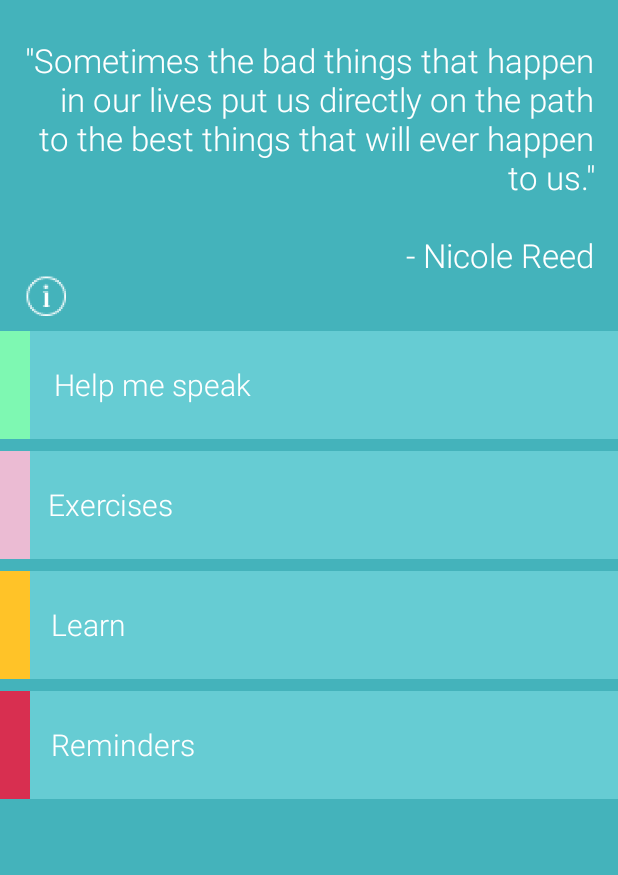
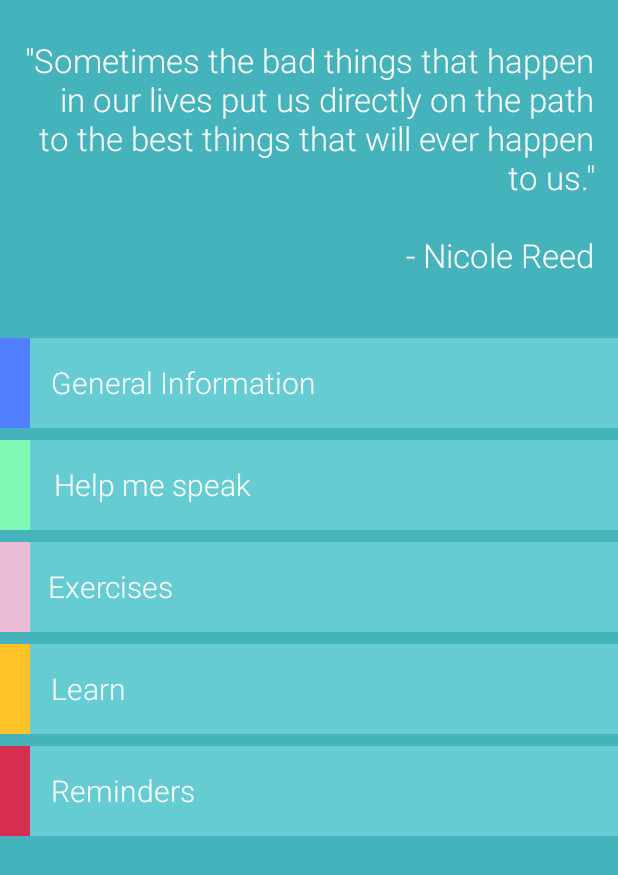
Before and after one commit to rachelgrau/Health4TheWorldStroke, an Android app: the MainActivity screen opened directly, with no data from a screen before it, on a phone screen of 412 x 824 dp. Shown: the top 875 px of the screen. Run offline under Robolectric (Android 15) with nearby library versions, the phone set to English and light mode, and no system bars.

Commit message:
Add general information tab

```diff
--- a/app/build.gradle
+++ b/app/build.gradle
@@ -7,8 +7,8 @@ android {
         applicationId "com.rachelgrau.rachel.health4theworldstroke"
         minSdkVersion 15
         targetSdkVersion 25
-        versionCode 3
-        versionName "1.2"
+        versionCode 4
+        versionName "1.3"
         testInstrumentationRunner "android.support.test.runner.AndroidJUnitRunner"
     }
     buildTypes {
--- a/app/src/main/java/com/rachelgrau/rachel/health4theworldstroke/Activities/MainActivity.java
+++ b/app/src/main/java/com/rachelgrau/rachel/health4theworldstroke/Activities/MainActivity.java
@@ -49,6 +49,10 @@ public class MainActivity extends AppCompatActivity {
         startActivity(intent);
     }
 
+    public void generalInfoSelected(View view) {
+        Intent intent = new Intent(this, InfoListActivity.class);
+        startActivity(intent);
+    }
 
     public void helpMeSpeakSelected(View view) {
         Intent intent = new Intent(this, HelpMeSpeakActivity.class);
--- a/app/src/main/res/layout/activity_main.xml
+++ b/app/src/main/res/layout/activity_main.xml
@@ -14,11 +14,11 @@
         android:background="@color/colorPrimaryDark">
 
         <ImageView
-            android:layout_height="72dp"
+            android:layout_height="60dp"
             app:srcCompat="@color/colorAccent"
             android:clickable="true"
-            android:id="@+id/helpMeSpeakButton"
-            android:onClick="helpMeSpeakSelected"
+            android:id="@+id/generalInfoButton"
+            android:onClick="generalInfoSelected"
             android:layout_marginTop="20dp"
             app:layout_constraintTop_toBottomOf="@+id/quoteLabel"
             app:layout_constraintRight_toRightOf="parent"
@@ -26,7 +26,19 @@
             android:layout_width="0dp" />
 
         <ImageView
-            android:layout_height="72dp"
+            android:layout_height="60dp"
+            app:srcCompat="@color/colorAccent"
+            android:clickable="true"
+            android:id="@+id/helpMeSpeakButton"
+            android:onClick="helpMeSpeakSelected"
+            android:layout_marginTop="8dp"
+            app:layout_constraintTop_toBottomOf="@+id/generalInfoButton"
+            app:layout_constraintRight_toRightOf="parent"
+            app:layout_constraintLeft_toLeftOf="parent"
+            android:layout_width="0dp" />
+
+        <ImageView
+            android:layout_height="60dp"
             app:srcCompat="@color/colorAccent"
             android:clickable="true"
             android:id="@+id/videoButton"
@@ -42,7 +54,7 @@
             app:srcCompat="@color/colorAccent"
             android:id="@+id/remindersButton"
             android:clickable="true"
-            android:layout_height="72dp"
+            android:layout_height="60dp"
             android:onClick="remindersSelected"
             app:layout_constraintLeft_toLeftOf="parent"
             app:layout_constraintRight_toRightOf="parent"
@@ -67,7 +79,7 @@
             android:id="@+id/learnButton"
             android:layout_width="0dp"
             android:clickable="true"
-            android:layout_height="72dp"
+            android:layout_height="60dp"
             app:layout_constraintRight_toRightOf="parent"
             app:layout_constraintLeft_toLeftOf="parent"
             app:layout_constraintHorizontal_bias="0.0"
@@ -92,13 +104,21 @@
             android:layout_marginLeft="16dp"
             android:layout_marginTop="25dp"
             app:layout_constraintTop_toTopOf="parent"
-            android:layout_height="175dp" />
+            android:layout_height="180dp" />
+
+        <ImageView
+            android:layout_width="20dp"
+            app:srcCompat="@color/indigo"
+            android:id="@+id/indigoBar"
+            android:layout_height="60dp"
+            app:layout_constraintLeft_toLeftOf="@+id/generalInfoButton"
+            app:layout_constraintTop_toTopOf="@+id/generalInfoButton" />
 
         <ImageView
             android:layout_width="20dp"
             app:srcCompat="@color/green"
             android:id="@+id/greenBar"
-            android:layout_height="72dp"
+            android:layout_height="60dp"
             app:layout_constraintLeft_toLeftOf="@+id/helpMeSpeakButton"
             app:layout_constraintTop_toTopOf="@+id/helpMeSpeakButton" />
 
@@ -106,7 +126,7 @@
             android:layout_width="20dp"
             app:srcCompat="@color/lightPink"
             android:id="@+id/pinkBar"
-            android:layout_height="72dp"
+            android:layout_height="60dp"
             app:layout_constraintTop_toTopOf="@+id/videoButton"
             tools:layout_editor_absoluteX="0dp" />
 
@@ -114,18 +134,32 @@
             android:layout_width="20dp"
             app:srcCompat="@color/orange"
             android:id="@+id/orangeBar"
-            android:layout_height="72dp"
+            android:layout_height="60dp"
             app:layout_constraintLeft_toLeftOf="parent"
             app:layout_constraintTop_toTopOf="@+id/learnButton" />
 
         <ImageView
             android:layout_width="20dp"
-            android:layout_height="72dp"
+            android:layout_height="60dp"
             app:srcCompat="@color/red"
             android:id="@+id/redBar"
             app:layout_constraintLeft_toLeftOf="parent"
             android:layout_marginTop="8dp"
             app:layout_constraintTop_toBottomOf="@+id/learnButton" />
+
+        <TextView
+            android:text="@string/general_info"
+            android:layout_width="wrap_content"
+            android:layout_height="wrap_content"
+            android:id="@+id/generalInfoLabel"
+            android:textColor="@color/colorWhite"
+            android:textSize="20sp"
+            android:fontFamily="sans-serif-light"
+            app:layout_constraintTop_toTopOf="@+id/generalInfoButton"
+            android:layout_marginTop="16dp"
+            android:layout_marginStart="14dp"
+            app:layout_constraintLeft_toRightOf="@+id/indigoBar"
+            android:layout_marginLeft="14dp" />
 
         <TextView
             android:text="@string/learn"
@@ -136,7 +170,7 @@
             android:textSize="20sp"
             android:fontFamily="sans-serif-light"
             app:layout_constraintTop_toTopOf="@+id/learnButton"
-            android:layout_marginTop="22dp"
+            android:layout_marginTop="16dp"
             android:layout_marginStart="14dp"
             app:layout_constraintLeft_toRightOf="@+id/orangeBar"
             android:layout_marginLeft="14dp" />
@@ -153,7 +187,7 @@
             app:layout_constraintLeft_toRightOf="@+id/redBar"
             android:layout_marginLeft="14dp"
             app:layout_constraintTop_toTopOf="@+id/remindersButton"
-            android:layout_marginTop="22dp" />
+            android:layout_marginTop="16dp" />
 
         <TextView
             android:text="@string/video"
@@ -165,7 +199,7 @@
             android:fontFamily="sans-serif-light"
             app:layout_constraintLeft_toLeftOf="@+id/videoButton"
             app:layout_constraintTop_toTopOf="@+id/videoButton"
-            android:layout_marginTop="22dp"
+            android:layout_marginTop="16dp"
             android:layout_marginStart="32dp"
             android:layout_marginLeft="32dp" />
 
@@ -181,20 +215,7 @@
             app:layout_constraintLeft_toRightOf="@+id/greenBar"
             android:layout_marginLeft="16dp"
             app:layout_constraintTop_toTopOf="@+id/helpMeSpeakButton"
-            android:layout_marginTop="22dp" />
-
-        <ImageButton
-            android:id="@+id/infoButton"
-            android:background="@mipmap/white_info"
-            android:layout_width="30dp"
-            android:layout_height="30dp"
-            app:layout_constraintBottom_toTopOf="@+id/helpMeSpeakButton"
-            android:layout_marginBottom="8dp"
-            android:layout_marginStart="16dp"
-            app:layout_constraintLeft_toLeftOf="parent"
-            android:layout_marginLeft="16dp"
-            android:clickable="true"
-            android:onClick="infoClicked"/>
+            android:layout_marginTop="16dp" />
 
     </android.support.constraint.ConstraintLayout>
 </ScrollView>
--- a/app/src/main/res/values/colors.xml
+++ b/app/src/main/res/values/colors.xml
@@ -12,4 +12,5 @@
     <color name="darkestGray">#575757</color>
     <color name="lightPink">#EBBBD3</color>
     <color name="redPink">#ED4A5A</color>
+    <color name="indigo">#507FFF</color>
 </resources>
--- a/app/src/main/res/values/strings.xml
+++ b/app/src/main/res/values/strings.xml
@@ -1,5 +1,6 @@
 <resources>
     <string name="app_name">Health 4 The World Stroke</string>
+    <string name="general_info">General Information</string>
     <string name="help_me_speak">Help me speak</string>
     <string name="video">Exercises</string>
     <string name="learn">Learn</string>
```
